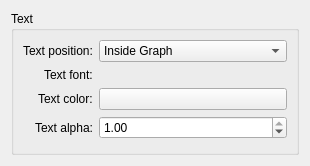
Old version of the form effects/showfps_config.ui in the repository KDE/kwin.
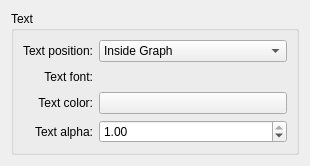
New version of the form. Custom widgets are drawn as their Qt base class.

Commit message: Use grid layouts instead of form layouts.

```diff
--- a/effects/showfps_config.ui
+++ b/effects/showfps_config.ui
@@ -15,18 +15,15 @@
      <property name="title" >
       <string>Text</string>
      </property>
-     <layout class="QFormLayout" name="formLayout" >
-      <property name="fieldGrowthPolicy" >
-       <enum>QFormLayout::AllNonFixedFieldsGrow</enum>
-      </property>
-      <property name="labelAlignment" >
-       <set>Qt::AlignRight|Qt::AlignTrailing|Qt::AlignVCenter</set>
-      </property>
+     <layout class="QGridLayout" name="gridLayout" >
       <item row="0" column="0" >
        <widget class="QLabel" name="label" >
         <property name="text" >
          <string>Text position:</string>
         </property>
+        <property name="alignment" >
+         <set>Qt::AlignRight|Qt::AlignTrailing|Qt::AlignVCenter</set>
+        </property>
         <property name="buddy" >
          <cstring>textPosition</cstring>
         </property>
@@ -71,29 +68,52 @@
         <property name="text" >
          <string>Text font:</string>
         </property>
+        <property name="alignment" >
+         <set>Qt::AlignRight|Qt::AlignTrailing|Qt::AlignVCenter</set>
+        </property>
        </widget>
       </item>
       <item row="1" column="1" >
-       <widget class="KFontRequester" name="textFont" />
+       <widget class="KFontRequester" name="textFont" >
+        <property name="sizePolicy" >
+         <sizepolicy vsizetype="Preferred" hsizetype="Expanding" >
+          <horstretch>0</horstretch>
+          <verstretch>0</verstretch>
+         </sizepolicy>
+        </property>
+       </widget>
       </item>
       <item row="2" column="0" >
        <widget class="QLabel" name="label_3" >
         <property name="text" >
          <string>Text color:</string>
         </property>
+        <property name="alignment" >
+         <set>Qt::AlignRight|Qt::AlignTrailing|Qt::AlignVCenter</set>
+        </property>
         <property name="buddy" >
          <cstring>textColor</cstring>
         </property>
        </widget>
       </item>
       <item row="2" column="1" >
-       <widget class="KColorButton" name="textColor" />
+       <widget class="KColorButton" name="textColor" >
+        <property name="sizePolicy" >
+         <sizepolicy vsizetype="Fixed" hsizetype="Expanding" >
+          <horstretch>0</horstretch>
+          <verstretch>0</verstretch>
+         </sizepolicy>
+        </property>
+       </widget>
       </item>
       <item row="3" column="0" >
        <widget class="QLabel" name="label_4" >
         <property name="text" >
          <string>Text alpha:</string>
         </property>
+        <property name="alignment" >
+         <set>Qt::AlignRight|Qt::AlignTrailing|Qt::AlignVCenter</set>
+        </property>
         <property name="buddy" >
          <cstring>textAlpha</cstring>
         </property>
@@ -101,6 +121,12 @@
       </item>
       <item row="3" column="1" >
        <widget class="QDoubleSpinBox" name="textAlpha" >
+        <property name="sizePolicy" >
+         <sizepolicy vsizetype="Fixed" hsizetype="Expanding" >
+          <horstretch>0</horstretch>
+          <verstretch>0</verstretch>
+         </sizepolicy>
+        </property>
         <property name="decimals" >
          <number>2</number>
         </property>
```
Left out of the diff: 6 changed lines with no effect on the pictures. The commit also changes 15 other files.
